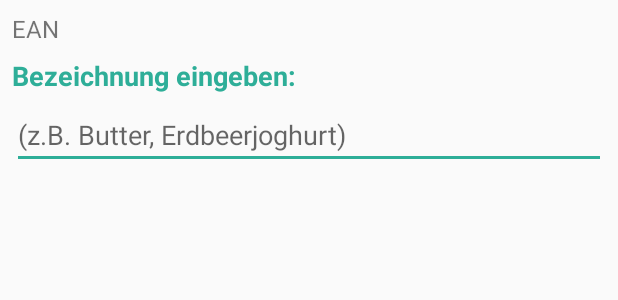
After one commit to Jojoblume/RecycleScan, an Android app: the layout fragment_bezeichnung.xml on its own in the app's theme, with its tools: preview values and no code run, on a phone screen of 412 x 824 dp. The commit adds this screen. Shown: the top 300 px of the screen. Run offline under Robolectric (Android 15) with nearby library versions, the phone set to English and light mode, and no system bars.

Commit message:
Progress Steps and Start with Fragments

```diff
--- a/RecycleScan/app/build.gradle
+++ b/RecycleScan/app/build.gradle
@@ -32,6 +32,7 @@ dependencies {
     implementation 'com.google.firebase:firebase-firestore:18.2.0'
     implementation 'com.android.support:multidex:1.0.3'
     implementation 'com.android.support:cardview-v7:27.1.1'
+    implementation 'com.shuhart.stepview:stepview:1.2.6'
 
 
 }
--- a/RecycleScan/app/src/main/AndroidManifest.xml
+++ b/RecycleScan/app/src/main/AndroidManifest.xml
@@ -11,7 +11,8 @@
         android:largeHeap="true"
         android:supportsRtl="true"
         android:theme="@style/AppTheme">
-        <activity android:name=".ArticleActivity"></activity>
+        <activity android:name=".ProgressStepsActivity"></activity>
+        <activity android:name=".ArticleActivity" />
         <activity android:name=".InfoTonneActivity" />
         <activity android:name=".SearchActivity" />
         <activity
--- a/RecycleScan/app/src/main/java/com/example/jojo/recyclescan/MainActivity.java
+++ b/RecycleScan/app/src/main/java/com/example/jojo/recyclescan/MainActivity.java
@@ -26,8 +26,7 @@ import com.google.zxing.integration.android.IntentIntegrator;
 import com.google.zxing.integration.android.IntentResult;
 
 import java.util.ArrayList;
-import java.util.List;
-import java.util.Map;
+
 
 
 /**
@@ -174,7 +173,7 @@ public static final String TAG = "MyActivity";
                                 startActivity(ergebnisIntent);
                             } else {
                                 Log.d(TAG, "No such document");
-                                Intent newProductIntent = new Intent(getApplicationContext(), NewProductActivity.class);
+                                Intent newProductIntent = new Intent(getApplicationContext(), ProgressStepsActivity.class);
                                 newProductIntent.putExtra("EAN", ean);
                                 startActivity(newProductIntent);
                             }
--- a/RecycleScan/app/src/main/java/com/example/jojo/recyclescan/SearchActivity.java
+++ b/RecycleScan/app/src/main/java/com/example/jojo/recyclescan/SearchActivity.java
@@ -44,11 +44,7 @@ public class SearchActivity extends AppCompatActivity {
 
         lv_search = findViewById(R.id.ListViewSearch);
 
-        //Liste der dualen Systeme einfach in Items gepackt.
-        //Zugriff von jeder Activity aus... Man muss nicht extra von den Klassen Objekte generieren...
-        //In Klasse muss nicht mit ArrayList jedes String Objekt einzeleln mit .add("") hinzugefügt werden.
-        //Array ist einfach da :)
-        //UUUUND: Bei Änderungen der Liste, ist es einfacher.
+
         arrayProdukteGelb = Arrays.asList(getResources().getStringArray(R.array.arrayProdukteGelb));
         arrayProdukteGlas = Arrays.asList(getResources().getStringArray(R.array.arrayProdukteGlas));
         arrayProduktePappe = Arrays.asList(getResources().getStringArray(R.array.arrayProduktePappe));
--- /dev/null
+++ b/RecycleScan/app/src/main/res/layout/fragment_bezeichnung.xml
@@ -0,0 +1,47 @@
+<?xml version="1.0" encoding="utf-8"?>
+<android.support.constraint.ConstraintLayout
+    xmlns:android="http://schemas.android.com/apk/res/android"
+    xmlns:app="http://schemas.android.com/apk/res-auto"
+    xmlns:tools="http://schemas.android.com/tools"
+    android:layout_width="match_parent"
+    android:layout_height="match_parent">
+
+    <EditText
+        android:id="@+id/editTextBez"
+        android:layout_width="0dp"
+        android:layout_height="42dp"
+        android:layout_marginStart="8dp"
+        android:layout_marginTop="8dp"
+        android:layout_marginEnd="8dp"
+        android:ems="10"
+        android:hint="(z.B. Butter, Erdbeerjoghurt)"
+        android:inputType="textPersonName"
+        app:layout_constraintEnd_toEndOf="parent"
+        app:layout_constraintStart_toStartOf="parent"
+        app:layout_constraintTop_toBottomOf="@+id/textViewEAN" />
+
+    <TextView
+        android:id="@+id/textViewEAN2"
+        android:layout_width="wrap_content"
+        android:layout_height="wrap_content"
+        android:layout_marginStart="8dp"
+        android:layout_marginTop="8dp"
+        android:text="EAN"
+        android:textSize="16sp"
+        app:layout_constraintStart_toStartOf="parent"
+        app:layout_constraintTop_toTopOf="parent" />
+
+    <TextView
+        android:id="@+id/textViewEAN"
+        android:layout_width="wrap_content"
+        android:layout_height="wrap_content"
+        android:layout_marginStart="8dp"
+        android:layout_marginTop="8dp"
+        android:text="Bezeichnung eingeben:"
+        android:textColor="@color/colorAccent"
+        android:textSize="18sp"
+        android:textStyle="bold"
+        app:layout_constraintStart_toStartOf="parent"
+        app:layout_constraintTop_toBottomOf="@+id/textViewEAN2" />
+
+</android.support.constraint.ConstraintLayout>
```
Also changed, not shown: RecycleScan/app/src/main/java/com/example/jojo/recyclescan/FragmentBezeichnung.java (added, +33 -0 lines), RecycleScan/app/src/main/java/com/example/jojo/recyclescan/FragmentSingleChoiceList.java (added, +37 -0 lines), RecycleScan/app/src/main/java/com/example/jojo/recyclescan/ProgressStepsActivity.java (added, +75 -0 lines), RecycleScan/app/src/main/res/layout/activity_progress_steps.xml (added, +53 -0 lines), RecycleScan/app/src/main/res/layout/fragment_singlechoicelist.xml (added, +23 -0 lines), RecycleScan/app/src/main/res/values/strings.xml (+23 -0 lines).
